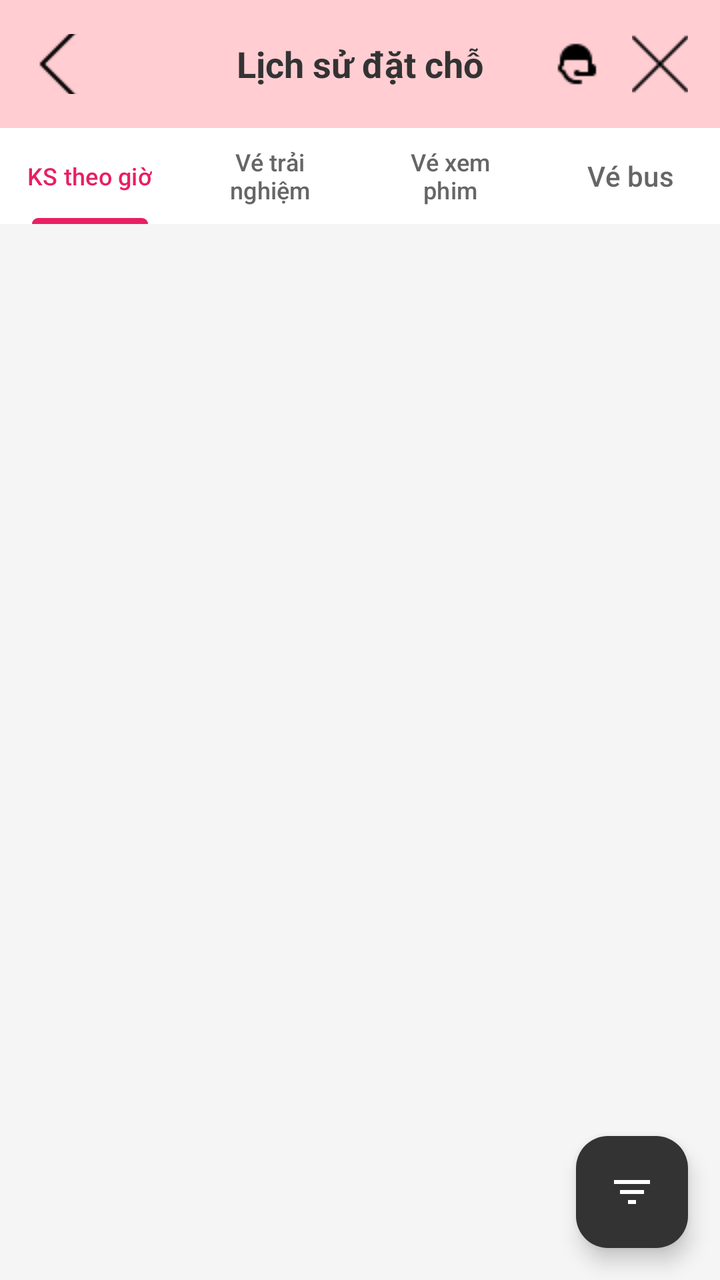
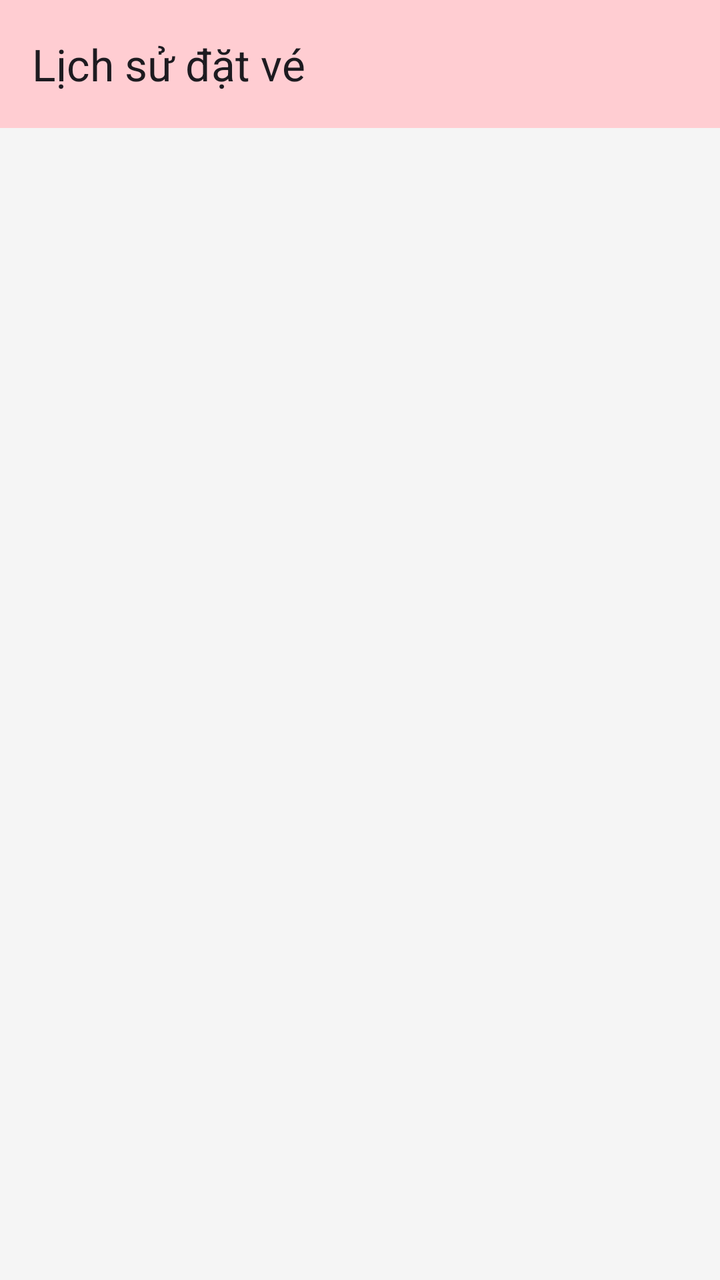

Screens rendered from an Android XML layout before and after an edit, with the pre-edit source and the edit as a unified diff.
<!-- AndroidManifest.xml: application theme Theme.PRM392G2MovieBookingMobileApp -->
<!-- res/layout/activity_booking_history_list.xml -->
<?xml version="1.0" encoding="utf-8"?>
<androidx.constraintlayout.widget.ConstraintLayout xmlns:android="http://schemas.android.com/apk/res/android"
    xmlns:app="http://schemas.android.com/apk/res-auto"
    xmlns:tools="http://schemas.android.com/tools"
    android:layout_width="match_parent"
    android:layout_height="match_parent"
    android:background="#F5F5F5"
    tools:context=".ui.bookings.BookingHistoryListActivity">

    
    <androidx.appcompat.widget.Toolbar
        android:id="@+id/toolbar"
        android:layout_width="match_parent"
        android:layout_height="?attr/actionBarSize"
        android:background="#FFCDD2"
        app:layout_constraintTop_toTopOf="parent">

        <ImageButton
            android:id="@+id/btnBack"
            android:layout_width="30dp"
            android:layout_height="30dp"
            android:background="?attr/selectableItemBackgroundBorderless"
            android:contentDescription="Back"
            android:src="@drawable/ic_back" />

        <TextView
            android:layout_width="wrap_content"
            android:layout_height="wrap_content"
            android:layout_gravity="center"
            android:text="Lịch sử đặt chỗ"
            android:textColor="#333333"
            android:textSize="18sp"
            android:textStyle="bold" />

        <LinearLayout
            android:layout_width="wrap_content"
            android:layout_height="wrap_content"
            android:layout_gravity="end"
            android:layout_marginEnd="16dp"
            android:orientation="horizontal">

            <ImageButton
                android:id="@+id/btnSupport"
                android:layout_width="wrap_content"
                android:layout_height="match_parent"
                android:background="?attr/selectableItemBackgroundBorderless"
                android:contentDescription="Support"
                android:src="@drawable/ic_support" />

            <ImageButton
                android:id="@+id/btnClose"
                android:layout_width="28dp"
                android:layout_height="match_parent"
                android:layout_marginStart="16dp"
                android:background="?attr/selectableItemBackgroundBorderless"
                android:contentDescription="Close"
                android:src="@drawable/ic_close" />
        </LinearLayout>
    </androidx.appcompat.widget.Toolbar>

    
    <com.google.android.material.tabs.TabLayout
        android:id="@+id/tabLayout"
        android:layout_width="match_parent"
        android:layout_height="wrap_content"
        android:background="#FFFFFF"
        app:layout_constraintTop_toBottomOf="@id/toolbar"
        app:tabIndicatorColor="#E91E63"
        app:tabSelectedTextColor="#E91E63"
        app:tabTextColor="#666666">

        <com.google.android.material.tabs.TabItem
            android:layout_width="wrap_content"
            android:layout_height="wrap_content"
            android:text="KS theo giờ" />

        <com.google.android.material.tabs.TabItem
            android:layout_width="wrap_content"
            android:layout_height="wrap_content"
            android:text="Vé trải nghiệm" />

        <com.google.android.material.tabs.TabItem
            android:layout_width="wrap_content"
            android:layout_height="wrap_content"
            android:text="Vé xem phim" />

        <com.google.android.material.tabs.TabItem
            android:layout_width="wrap_content"
            android:layout_height="wrap_content"
            android:text="Vé bus" />
    </com.google.android.material.tabs.TabLayout>

    
    <com.google.android.material.floatingactionbutton.FloatingActionButton
        android:id="@+id/fabFilter"
        android:layout_width="wrap_content"
        android:layout_height="wrap_content"
        android:layout_margin="16dp"
        android:contentDescription="Filter"
        android:src="@drawable/ic_filter"
        app:backgroundTint="#333333"
        app:layout_constraintBottom_toBottomOf="parent"
        app:layout_constraintEnd_toEndOf="parent"
        app:tint="#FFFFFF" />

    
    <androidx.recyclerview.widget.RecyclerView
        android:id="@+id/recyclerViewBookings"
        android:layout_width="match_parent"
        android:layout_height="0dp"
        android:clipToPadding="false"
        android:padding="8dp"
        app:layout_constraintBottom_toBottomOf="parent"
        app:layout_constraintTop_toBottomOf="@id/tabLayout"
        tools:listitem="@layout/item_booking_history" />

    
    <LinearLayout
        android:id="@+id/emptyStateLayout"
        android:layout_width="match_parent"
        android:layout_height="0dp"
        android:gravity="center"
        android:orientation="vertical"
        android:visibility="gone"
        app:layout_constraintBottom_toBottomOf="parent"
        app:layout_constraintTop_toBottomOf="@id/tabLayout">

        <ImageView
            android:layout_width="120dp"
            android:layout_height="120dp"
            android:contentDescription="No Bookings"
            android:src="@drawable/ic_empty_bookings" />

        <TextView
            android:layout_width="wrap_content"
            android:layout_height="wrap_content"
            android:layout_marginTop="16dp"
            android:text="Bạn chưa có lịch sử đặt chỗ nào"
            android:textColor="#666666"
            android:textSize="16sp" />
    </LinearLayout>

</androidx.constraintlayout.widget.ConstraintLayout>
<!-- res/layout/item_booking_history.xml (included above) -->
<?xml version="1.0" encoding="utf-8"?>
<androidx.cardview.widget.CardView xmlns:android="http://schemas.android.com/apk/res/android"
    xmlns:app="http://schemas.android.com/apk/res-auto"
    xmlns:tools="http://schemas.android.com/tools"
    android:layout_width="match_parent"
    android:layout_height="wrap_content"
    android:layout_marginBottom="8dp"
    app:cardCornerRadius="12dp"
    app:cardElevation="2dp">

    <LinearLayout
        android:layout_width="match_parent"
        android:layout_height="wrap_content"
        android:orientation="vertical">

        
        <View
            android:layout_width="match_parent"
            android:layout_height="4dp"
            android:background="#E0E0E0" />

        <LinearLayout
            android:layout_width="match_parent"
            android:layout_height="wrap_content"
            android:orientation="horizontal"
            android:padding="16dp">

            
            <ImageView
                android:id="@+id/imgCinemaLogo"
                android:layout_width="50dp"
                android:layout_height="50dp"
                android:contentDescription="Cinema Logo"
                android:src="@drawable/ic_cinema_logo" />

            
            <LinearLayout
                android:layout_width="0dp"
                android:layout_height="wrap_content"
                android:layout_marginStart="12dp"
                android:layout_weight="1"
                android:orientation="vertical">

                <TextView
                    android:id="@+id/tvMovieTitle"
                    android:layout_width="wrap_content"
                    android:layout_height="wrap_content"
                    android:text="Nhà Giả Tiền"
                    android:textColor="#333333"
                    android:textSize="16sp"
                    android:textStyle="bold" />

                <TextView
                    android:id="@+id/tvCinemaName"
                    android:layout_width="wrap_content"
                    android:layout_height="wrap_content"
                    android:text="Galaxy Linh Trung"
                    android:textColor="#666666"
                    android:textSize="14sp" />

                <TextView
                    android:id="@+id/tvShowtimeDate"
                    android:layout_width="wrap_content"
                    android:layout_height="wrap_content"
                    android:text="13:50 • CN, 23/02"
                    android:textColor="#E91E63"
                    android:textSize="14sp"
                    android:textStyle="bold" />
            </LinearLayout>
        </LinearLayout>
    </LinearLayout>
</androidx.cardview.widget.CardView>
<!-- resources referenced by this layout -->
<resources>
  <!-- drawable ic_back: png bitmap (drawable, 225 bytes) -->
  <!-- drawable ic_cinema_logo: png bitmap (drawable, 264 bytes) -->
  <!-- drawable ic_close: png bitmap (drawable, 290 bytes) -->
  <!-- drawable ic_empty_bookings (drawable) -->
  <vector xmlns:android="http://schemas.android.com/apk/res/android"
      android:width="24dp"
      android:height="24dp"
      android:viewportWidth="24"
      android:viewportHeight="24">
      <path
          android:fillColor="#9E9E9E"
          android:pathData="M19,3h-4.18C14.4,1.84 13.3,1 12,1c-1.3,0 -2.4,0.84 -2.82,2L5,3c-1.1,0 -2,0.9 -2,2v14c0,1.1 0.9,2 2,2h14c1.1,0 2,-0.9 2,-2L21,5c0,-1.1 -0.9,-2 -2,-2zM12,3c0.55,0 1,0.45 1,1s-0.45,1 -1,1 -1,-0.45 -1,-1 0.45,-1 1,-1zM14,17L7,17v-2h7v2zM17,13L7,13v-2h10v2zM17,9L7,9L7,7h10v2z"/>
  </vector>
  <!-- drawable ic_filter (drawable) -->
  <vector xmlns:android="http://schemas.android.com/apk/res/android"
      android:width="24dp"
      android:height="24dp"
      android:viewportWidth="24"
      android:viewportHeight="24">
      <path
          android:fillColor="#FFFFFF"
          android:pathData="M10,18h4v-2h-4v2zM3,6v2h18L21,6L3,6zM6,13h12v-2L6,11v2z"/>
  </vector>
  <!-- drawable ic_support: png bitmap (drawable, 342 bytes) -->
  <style name="Theme.PRM392G2MovieBookingMobileApp" parent="Base.Theme.PRM392G2MovieBookingMobileApp" />
  <style name="Base.Theme.PRM392G2MovieBookingMobileApp" parent="Theme.Material3.DayNight.NoActionBar">
          
          
      </style>
</resources>

<!-- the commit's change to res/layout/activity_booking_history_list.xml (unified diff, before → after) -->
@@ -13,108 +13,23 @@
         android:layout_width="match_parent"
         android:layout_height="?attr/actionBarSize"
         android:background="#FFCDD2"
-        app:layout_constraintTop_toTopOf="parent">
+        app:layout_constraintTop_toTopOf="parent"
+        app:title="Lịch sử đặt vé"
+        />
 
-        <ImageButton
-            android:id="@+id/btnBack"
-            android:layout_width="30dp"
-            android:layout_height="30dp"
-            android:background="?attr/selectableItemBackgroundBorderless"
-            android:contentDescription="Back"
-            android:src="@drawable/ic_back" />
-
-        <TextView
-            android:layout_width="wrap_content"
-            android:layout_height="wrap_content"
-            android:layout_gravity="center"
-            android:text="Lịch sử đặt chỗ"
-            android:textColor="#333333"
-            android:textSize="18sp"
-            android:textStyle="bold" />
-
-        <LinearLayout
-            android:layout_width="wrap_content"
-            android:layout_height="wrap_content"
-            android:layout_gravity="end"
-            android:layout_marginEnd="16dp"
-            android:orientation="horizontal">
-
-            <ImageButton
-                android:id="@+id/btnSupport"
-                android:layout_width="wrap_content"
-                android:layout_height="match_parent"
-                android:background="?attr/selectableItemBackgroundBorderless"
-                android:contentDescription="Support"
-                android:src="@drawable/ic_support" />
-
-            <ImageButton
-                android:id="@+id/btnClose"
-                android:layout_width="28dp"
-                android:layout_height="match_parent"
-                android:layout_marginStart="16dp"
-                android:background="?attr/selectableItemBackgroundBorderless"
-                android:contentDescription="Close"
-                android:src="@drawable/ic_close" />
-        </LinearLayout>
-    </androidx.appcompat.widget.Toolbar>
-
-    
-    <com.google.android.material.tabs.TabLayout
-        android:id="@+id/tabLayout"
-        android:layout_width="match_parent"
-        android:layout_height="wrap_content"
-        android:background="#FFFFFF"
-        app:layout_constraintTop_toBottomOf="@id/toolbar"
-        app:tabIndicatorColor="#E91E63"
-        app:tabSelectedTextColor="#E91E63"
-        app:tabTextColor="#666666">
-
-        <com.google.android.material.tabs.TabItem
-            android:layout_width="wrap_content"
-            android:layout_height="wrap_content"
-            android:text="KS theo giờ" />
-
-        <com.google.android.material.tabs.TabItem
-            android:layout_width="wrap_content"
-            android:layout_height="wrap_content"
-            android:text="Vé trải nghiệm" />
-
-        <com.google.android.material.tabs.TabItem
-            android:layout_width="wrap_content"
-            android:layout_height="wrap_content"
-            android:text="Vé xem phim" />
-
-        <com.google.android.material.tabs.TabItem
-            android:layout_width="wrap_content"
-            android:layout_height="wrap_content"
-            android:text="Vé bus" />
-    </com.google.android.material.tabs.TabLayout>
-
-    
-    <com.google.android.material.floatingactionbutton.FloatingActionButton
-        android:id="@+id/fabFilter"
-        android:layout_width="wrap_content"
-        android:layout_height="wrap_content"
-        android:layout_margin="16dp"
-        android:contentDescription="Filter"
-        android:src="@drawable/ic_filter"
-        app:backgroundTint="#333333"
-        app:layout_constraintBottom_toBottomOf="parent"
-        app:layout_constraintEnd_toEndOf="parent"
-        app:tint="#FFFFFF" />
-
-    
     <androidx.recyclerview.widget.RecyclerView
         android:id="@+id/recyclerViewBookings"
-        android:layout_width="match_parent"
-        android:layout_height="0dp"
+        android:layout_width="415dp"
+        android:layout_height="829dp"
         android:clipToPadding="false"
         android:padding="8dp"
         app:layout_constraintBottom_toBottomOf="parent"
-        app:layout_constraintTop_toBottomOf="@id/tabLayout"
+        app:layout_constraintEnd_toEndOf="parent"
+        app:layout_constraintStart_toStartOf="parent"
+        app:layout_constraintTop_toBottomOf="@+id/toolbar"
+        app:layout_constraintVertical_bias="0.0"
         tools:listitem="@layout/item_booking_history" />
 
-    
     <LinearLayout
         android:id="@+id/emptyStateLayout"
         android:layout_width="match_parent"
@@ -123,7 +38,7 @@
         android:orientation="vertical"
         android:visibility="gone"
         app:layout_constraintBottom_toBottomOf="parent"
-        app:layout_constraintTop_toBottomOf="@id/tabLayout">
+        >
 
         <ImageView
             android:layout_width="120dp"
<!-- resource entries referenced after the edit -->
@@ -1,8 +1,6 @@
 <!-- resources referenced by this layout -->
 <resources>
-  <!-- drawable ic_back: png bitmap (drawable, 225 bytes) -->
   <!-- drawable ic_cinema_logo: png bitmap (drawable, 264 bytes) -->
-  <!-- drawable ic_close: png bitmap (drawable, 290 bytes) -->
   <!-- drawable ic_empty_bookings (drawable) -->
   <vector xmlns:android="http://schemas.android.com/apk/res/android"
       android:width="24dp"
@@ -13,17 +11,6 @@
           android:fillColor="#9E9E9E"
           android:pathData="M19,3h-4.18C14.4,1.84 13.3,1 12,1c-1.3,0 -2.4,0.84 -2.82,2L5,3c-1.1,0 -2,0.9 -2,2v14c0,1.1 0.9,2 2,2h14c1.1,0 2,-0.9 2,-2L21,5c0,-1.1 -0.9,-2 -2,-2zM12,3c0.55,0 1,0.45 1,1s-0.45,1 -1,1 -1,-0.45 -1,-1 0.45,-1 1,-1zM14,17L7,17v-2h7v2zM17,13L7,13v-2h10v2zM17,9L7,9L7,7h10v2z"/>
   </vector>
-  <!-- drawable ic_filter (drawable) -->
-  <vector xmlns:android="http://schemas.android.com/apk/res/android"
-      android:width="24dp"
-      android:height="24dp"
-      android:viewportWidth="24"
-      android:viewportHeight="24">
-      <path
-          android:fillColor="#FFFFFF"
-          android:pathData="M10,18h4v-2h-4v2zM3,6v2h18L21,6L3,6zM6,13h12v-2L6,11v2z"/>
-  </vector>
-  <!-- drawable ic_support: png bitmap (drawable, 342 bytes) -->
   <style name="Theme.PRM392G2MovieBookingMobileApp" parent="Base.Theme.PRM392G2MovieBookingMobileApp" />
   <style name="Base.Theme.PRM392G2MovieBookingMobileApp" parent="Theme.Material3.DayNight.NoActionBar">
           
